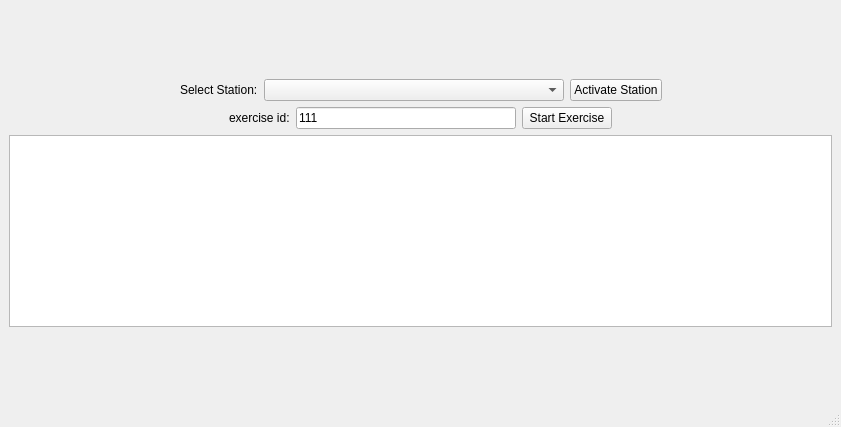
Old version of the form src/infrastructure/station_manager/layouts/station_selection_ui.ui in the repository tedseb/RWTH-UKA-Pose-estimation.
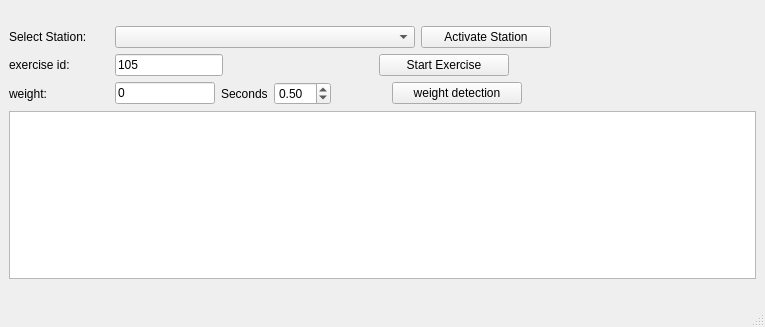
New version of the form.

Commit message: station selection client update

What changed in the file:
```diff
--- a/src/infrastructure/station_manager/layouts/station_selection_ui.ui
+++ b/src/infrastructure/station_manager/layouts/station_selection_ui.ui
@@ -6,8 +6,8 @@
    <rect>
     <x>0</x>
     <y>0</y>
-    <width>841</width>
-    <height>427</height>
+    <width>765</width>
+    <height>327</height>
    </rect>
   </property>
   <property name="windowTitle">
@@ -30,21 +30,20 @@
     </item>
     <item>
      <layout class="QHBoxLayout" name="horizontalLayout">
-      <item>
-       <spacer name="horizontalSpacer">
-        <property name="orientation">
-         <enum>Qt::Horizontal</enum>
-        </property>
-        <property name="sizeHint" stdset="0">
-         <size>
-          <width>40</width>
-          <height>20</height>
-         </size>
-        </property>
-       </spacer>
-      </item>
       <item>
        <widget class="QLabel" name="label">
+        <property name="minimumSize">
+         <size>
+          <width>100</width>
+          <height>0</height>
+         </size>
+        </property>
+        <property name="maximumSize">
+         <size>
+          <width>100</width>
+          <height>16777215</height>
+         </size>
+        </property>
         <property name="text">
          <string>Select Station:</string>
         </property>
@@ -67,7 +66,7 @@
        <widget class="QPushButton" name="activate_station_button">
         <property name="minimumSize">
          <size>
-          <width>90</width>
+          <width>130</width>
           <height>0</height>
          </size>
         </property>
@@ -93,38 +92,59 @@
     </item>
     <item>
      <layout class="QHBoxLayout" name="horizontalLayout_2">
-      <item>
-       <spacer name="horizontalSpacer_3">
-        <property name="orientation">
-         <enum>Qt::Horizontal</enum>
-        </property>
-        <property name="sizeHint" stdset="0">
-         <size>
-          <width>40</width>
-          <height>20</height>
-         </size>
-        </property>
-       </spacer>
-      </item>
       <item>
        <widget class="QLabel" name="label_2">
+        <property name="minimumSize">
+         <size>
+          <width>100</width>
+          <height>0</height>
+         </size>
+        </property>
+        <property name="maximumSize">
+         <size>
+          <width>100</width>
+          <height>16777215</height>
+         </size>
+        </property>
         <property name="text">
-         <string>exercise id:</string>
+         <string>exercise id:     </string>
         </property>
        </widget>
       </item>
       <item>
        <widget class="QLineEdit" name="exercise_edit">
+        <property name="sizePolicy">
+         <sizepolicy hsizetype="Fixed" vsizetype="Fixed">
+          <horstretch>0</horstretch>
+          <verstretch>0</verstretch>
+         </sizepolicy>
+        </property>
         <property name="text">
-         <string>111</string>
+         <string>105</string>
         </property>
        </widget>
       </item>
+      <item>
+       <spacer name="horizontalSpacer">
+        <property name="orientation">
+         <enum>Qt::Horizontal</enum>
+        </property>
+        <property name="sizeType">
+         <enum>QSizePolicy::Fixed</enum>
+        </property>
+        <property name="sizeHint" stdset="0">
+         <size>
+          <width>150</width>
+          <height>20</height>
+         </size>
+        </property>
+       </spacer>
+      </item>
       <item>
        <widget class="QPushButton" name="activate_exercise_button">
         <property name="minimumSize">
          <size>
-          <width>90</width>
+          <width>130</width>
           <height>0</height>
          </size>
         </property>
@@ -148,6 +168,116 @@
       </item>
      </layout>
     </item>
+    <item>
+     <layout class="QHBoxLayout" name="horizontalLayout_3">
+      <item>
+       <widget class="QLabel" name="label_3">
+        <property name="minimumSize">
+         <size>
+          <width>100</width>
+          <height>0</height>
+         </size>
+        </property>
+        <property name="maximumSize">
+         <size>
+          <width>100</width>
+          <height>16777215</height>
+         </size>
+        </property>
+        <property name="text">
+         <string>weight:</string>
+        </property>
+       </widget>
+      </item>
+      <item>
+       <widget class="QLineEdit" name="weight_edit">
+        <property name="sizePolicy">
+         <sizepolicy hsizetype="Fixed" vsizetype="Fixed">
+          <horstretch>0</horstretch>
+          <verstretch>0</verstretch>
+         </sizepolicy>
+        </property>
+        <property name="minimumSize">
+         <size>
+          <width>100</width>
+          <height>0</height>
+         </size>
+        </property>
+        <property name="maximumSize">
+         <size>
+          <width>100</width>
+          <height>16777215</height>
+         </size>
+        </property>
+        <property name="text">
+         <string>0</string>
+        </property>
+        <property name="dragEnabled">
+         <bool>false</bool>
+        </property>
+        <property name="readOnly">
+         <bool>true</bool>
+        </property>
+       </widget>
+      </item>
+      <item>
+       <widget class="QLabel" name="label_4">
+        <property name="text">
+         <string>Seconds</string>
+        </property>
+       </widget>
+      </item>
+      <item>
+       <widget class="QDoubleSpinBox" name="doubleSpinBox">
+        <property name="value">
+         <double>0.500000000000000</double>
+        </property>
+       </widget>
+      </item>
+      <item>
+       <spacer name="horizontalSpacer_3">
+        <property name="orientation">
+         <enum>Qt::Horizontal</enum>
+        </property>
+        <property name="sizeType">
+         <enum>QSizePolicy::Fixed</enum>
+        </property>
+        <property name="sizeHint" stdset="0">
+         <size>
+          <width>55</width>
+          <height>20</height>
+         </size>
+        </property>
+       </spacer>
+      </item>
+      <item>
+       <widget class="QPushButton" name="weight_detection_button">
+        <property name="minimumSize">
+         <size>
+          <width>130</width>
+          <height>0</height>
+         </size>
+        </property>
+        <property name="text">
+         <string>weight detection</string>
+        </property>
+       </widget>
+      </item>
+      <item>
+       <spacer name="horizontalSpacer_5">
+        <property name="orientation">
+         <enum>Qt::Horizontal</enum>
+        </property>
+        <property name="sizeHint" stdset="0">
+         <size>
+          <width>40</width>
+          <height>20</height>
+         </size>
+        </property>
+       </spacer>
+      </item>
+     </layout>
+    </item>
     <item>
      <widget class="QTextEdit" name="output_text"/>
     </item>
```
Left out of the diff: 2 changed lines with no effect on the pictures. The commit also changes 3 other files.
